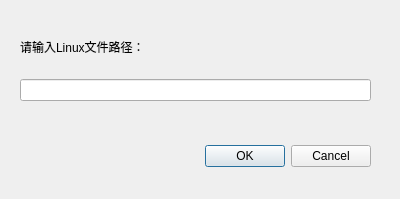
Above: Client/front_end/choosedocdialog.ui from Sjeary/OnPointLinkProgram before the change. Below: the same form after it.
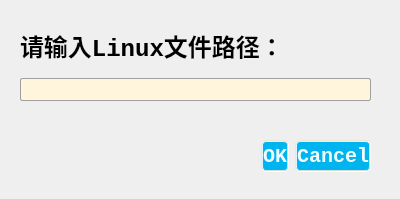
That is the form after the change. Icons and pictures are not drawn.

The edit to the form file:
```diff
--- a/Client/front_end/choosedocdialog.ui
+++ b/Client/front_end/choosedocdialog.ui
@@ -13,6 +13,241 @@
   <property name="windowTitle">
    <string>Dialog</string>
   </property>
+  <property name="styleSheet">
+   <string notr="true">
+#login, #MainWindow,#ChooseDocDialog
+{
+    /*背景色，蓝到淡黄渐变*/
+    /*渐变色:rgba中最后一值为透明度,0_255&lt;-&gt;完全透明_不透明*/
+    background-color: qradialgradient(cx:0.25, cy:0.25, radius:0.75, fx:0.618 fy:0.618,
+                                        stop:0 rgba(20,150,220,240),
+                                        stop:1 rgba(255,245,220,240));
+}
+
+#login
+{
+    /*宽高*/
+    width: 800px;
+    height: 500px;
+}
+
+#label_picture
+{
+    /*背景图片，注意格式*/
+    border-image:url(:/res/background-images/login1.jpg) 4 4 4 4 strech strech;
+    /*为logo采用特殊字体*/
+    font-family: Chiller;
+    font-size: 80px;
+    font-weight:bold;
+}
+
+
+#pushButton_Login
+{
+    font-family:STXinwei;
+    font-size: 24px;
+    font-weight:bold;
+}
+
+
+QComboBox
+{
+    /*背景，淡黄*/
+    background: rgb(255,245,220);
+    /*边框，蓝绿*/
+    border-color: rgb(0,140,180);
+    border-style: groove;
+    border-radius: 3px;
+    border-width: 2px;
+    /*前景/字体*/
+    color: black;
+    font-family: consolas;
+    font-size: 24px;
+    /*内边距*/
+    padding-top: 2px;
+    padding-left: 2px;
+    /*宽高*/
+    height: 30px;
+}
+/*下拉框格式*/
+QComboBox QAbstractItemView
+{
+    /*背景，淡黄*/
+    background: rgb(255,245,220);
+    /*前景/字体*/
+    color: black;
+    font-family: consolas;
+    font-size: 24px;
+    /*内边距*/
+    padding-top: 2px;
+    padding-left: 2px;
+    /*宽高*/
+    height: 30px;
+}
+/*选中效果*/
+QComboBox:on
+{
+    padding-top: 3px;
+    padding-left: 4px;
+}
+/*下拉箭头容器*/
+QComboBox::drop-down
+{
+    width: 32px;
+    height: 32px;
+}
+
+/*下拉箭头*/
+QComboBox::down-arrow
+{
+    image: url(:/res/icons/xia_la.png);
+}
+/*下拉箭头选中效果*/
+QComboBox::down-arrow:on
+{
+    image: url(:/res/icons/shang_la.png);
+}
+
+/*确认框*/
+QCheckBox
+{
+    /*前景/字体*/
+    color: black;
+    font-family: consolas;
+    font-size: 24px;
+    /*内边距*/
+    padding-left:5px;
+}
+
+QCheckBox::indicator{/*选择框尺寸*/
+    background-color: rgba(255, 255, 255, 0);
+    border: 0px solid #b1b1b1;
+        width: 30px;
+        height: 30px;
+}
+
+QCheckBox::indicator:unchecked
+{
+    image: url(:/res/icons/kaiguan_guan.png);
+}
+
+QCheckBox::indicator:checked
+{
+    image: url(:/res/icons/kaiguan_kai.png);
+}
+
+
+/*按钮*/
+QPushButton,QRadioButton
+{
+    /*背景，偏深蓝*/
+    background-color: rgb(0,180,240);
+    /*边框,淡黄*/
+    border-color: rgba(240,230,210,220);
+    border-radius: 5px;
+    border-style: groove;
+    border-width: 2px;
+    /*前景/字体，淡蓝*/
+    color: rgb(240,255,255);
+    font-family: consolas;
+    font-size: 20px;
+    font-weight:bold;
+    /*内边距*/
+    /*宽高*/
+    height:30px;
+}
+
+/*悬停时，背景变为淡蓝色，字体变为白色*/
+QRadioButton:hover,QPushButton:hover
+{
+    background-color: rgb(100,180,250);
+    color: white;
+}
+
+/*按下时，背景变为蓝绿色，显示边框效果*/
+QPushButton:pressed,QRadioButton:pressed
+{
+    /*背景*/
+    background-color: rgb(0,140,180);
+    /*边框*/
+    border-style: inset;
+    /*前景/字体*/
+    color: white;
+    /*内边距*/
+    padding-left:2px;
+    padding-top:2px;
+}
+
+
+QLabel
+{
+    font-family: consolas;
+    font-size: 24px;
+    font-weight:bold;
+    /*设置QLabel字体为居中*/
+    qproperty-alignment:AlignCenter;
+}
+
+
+QTableWidget
+{
+    /*背景，淡黄*/
+    background: rgb(255,245,220);
+    /*选中背景，蓝色*/
+    selection-background-color: rgb(10, 140, 220);
+    /*边框，蓝绿*/
+    border-color: rgb(0,140,180);
+    border-style: groove;
+    border-radius: 3px;
+    border-width: 2px;
+    /*前景/字体*/
+    color: black;
+    font-family: consolas;
+    font-size: 24px;
+    /*宽高*/
+    height: 30px;
+}
+
+QPlainTextEdit, QListWidget, QLineEdit, QTreeWidget
+{
+    /*背景，淡黄*/
+    background: rgb(255,245,220);
+    /*选中背景，蓝色*/
+    selection-background-color: rgb(10, 140, 220);
+    selection-color: white;
+    /*无边框*/
+
+    /*前景/字体*/
+    color: black;
+    font-family: consolas;
+    font-size: 16px;
+}
+
+QTreeWidget::item
+{
+    /*背景，淡黄*/
+    background: rgb(255,245,220);
+    /*选中背景，蓝色*/
+    selection-background-color: rgb(10, 140, 220);
+    selection-color: rgb(10, 140, 220);
+    /*无边框*/
+
+    /*前景/字体*/
+    color: black;
+    font-family: consolas;
+    font-size: 16px;
+}
+
+QPlainTextEdit, QLineEdit
+{
+    /*窄边框，灰色*/
+    border-color: rgb(160, 160, 160);
+    border-style: solid;
+    border-radius: 2px;
+    border-width: 1px;
+}
+</string>
+  </property>
   <widget class="QDialogButtonBox" name="checkButton">
    <property name="geometry">
     <rect>
```
